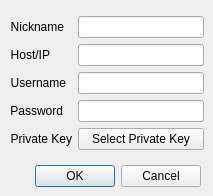
Phillip-C/PAC, file gui/uis/dialogs/dlgSSHConnection.ui: the form before one commit.
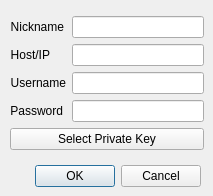
The form after the commit.

```diff
--- a/gui/uis/dialogs/dlgSSHConnection.ui
+++ b/gui/uis/dialogs/dlgSSHConnection.ui
@@ -91,17 +91,7 @@
     <item row="3" column="1">
      <widget class="QLineEdit" name="txtSSHPassword"/>
     </item>
-    <item row="4" column="0">
-     <widget class="QLabel" name="label_5">
-      <property name="text">
-       <string>Private Key</string>
-      </property>
-      <property name="alignment">
-       <set>Qt::AlignRight|Qt::AlignTrailing|Qt::AlignVCenter</set>
-      </property>
-     </widget>
-    </item>
-    <item row="4" column="1">
+    <item row="4" column="0" colspan="2">
      <widget class="QPushButton" name="btnSSHPrivateKey">
       <property name="text">
        <string>Select Private Key</string>
```
Left out of the diff: 19 changed lines with no effect on the pictures.
